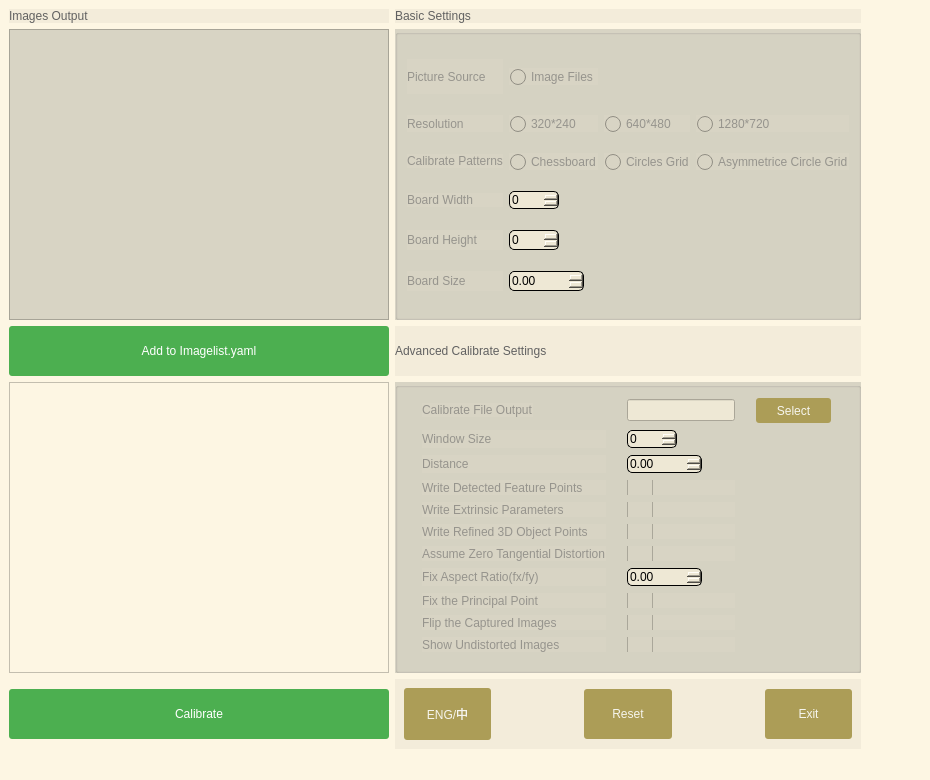
parker-int64/QTCalibrate, file src/mainwindow.ui: the form before one commit.
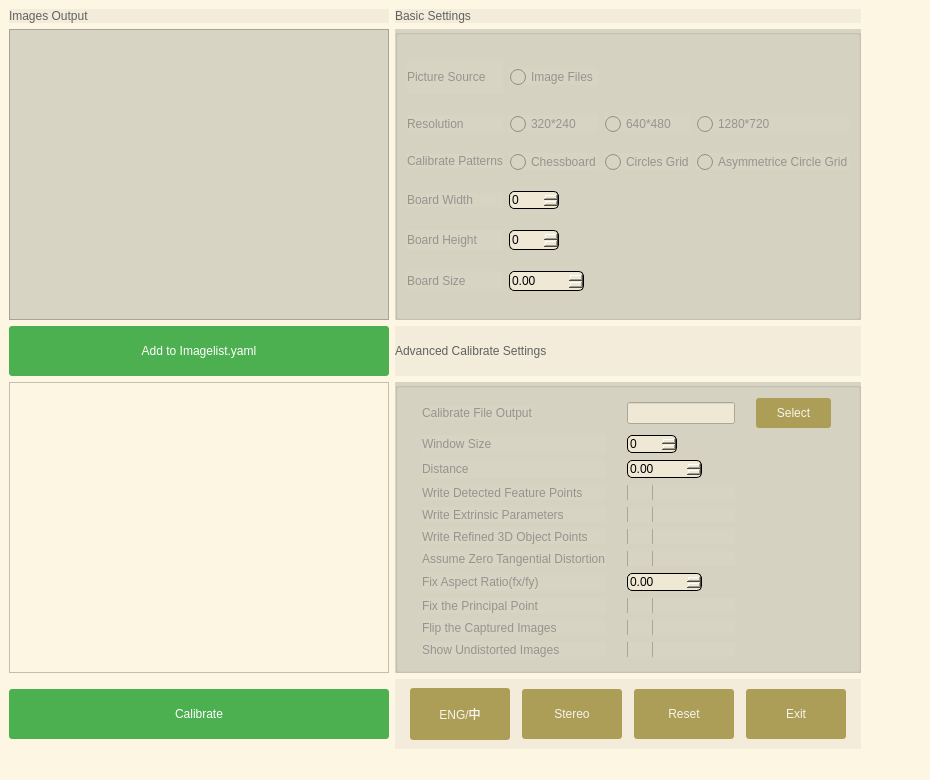
The form after the commit. Icons and pictures are not drawn.

Commit message: Add stereo calibration

What changed in the file:
```diff
--- a/src/mainwindow.ui
+++ b/src/mainwindow.ui
@@ -102,6 +102,12 @@
            <verstretch>0</verstretch>
           </sizepolicy>
          </property>
+         <property name="maximumSize">
+          <size>
+           <width>100</width>
+           <height>16777215</height>
+          </size>
+         </property>
          <property name="styleSheet">
           <string notr="true">QPushButton { 
 	font: 14pt &quot;Microsoft YaHei UI&quot;;
@@ -128,17 +134,43 @@
         </widget>
        </item>
        <item>
-        <spacer name="horizontalSpacer_2">
-         <property name="orientation">
-          <enum>Qt::Horizontal</enum>
+        <widget class="QPushButton" name="pushButton_7">
+         <property name="sizePolicy">
+          <sizepolicy hsizetype="Expanding" vsizetype="Expanding">
+           <horstretch>0</horstretch>
+           <verstretch>0</verstretch>
+          </sizepolicy>
          </property>
-         <property name="sizeHint" stdset="0">
+         <property name="maximumSize">
           <size>
-           <width>40</width>
-           <height>20</height>
+           <width>100</width>
+           <height>50</height>
           </size>
          </property>
-        </spacer>
+         <property name="styleSheet">
+          <string notr="true">QPushButton { 
+	font: 14pt &quot;Microsoft YaHei UI&quot;;
+	border-radius: 3px;
+	background-color: rgb(172, 157, 87);
+	color:rgb(246,245,237); 
+} 
+QPushButton:hover { 
+background-color: rgb(139,126,68); 
+}
+QPushButton:pressed {  
+
+    /* 改变边框风格 */  
+    border-style:inset;  
+
+    /* 使文字有一点移动 */  
+    padding-left:3px;  
+    padding-top:3px;  
+}  </string>
+         </property>
+         <property name="text">
+          <string>Stereo</string>
+         </property>
+        </widget>
        </item>
        <item>
         <widget class="QPushButton" name="pushButton">
@@ -182,19 +214,6 @@
          </property>
         </widget>
        </item>
-       <item>
-        <spacer name="horizontalSpacer_3">
-         <property name="orientation">
-          <enum>Qt::Horizontal</enum>
-         </property>
-         <property name="sizeHint" stdset="0">
-          <size>
-           <width>40</width>
-           <height>20</height>
-          </size>
-         </property>
-        </spacer>
-       </item>
        <item>
         <widget class="QPushButton" name="pushButton_3">
          <property name="sizePolicy">
@@ -1143,7 +1162,7 @@
          <property name="maximumSize">
           <size>
            <width>75</width>
-           <height>25</height>
+           <height>30</height>
           </size>
          </property>
          <property name="cursor">
```
Left out of the diff: 4 changed lines with no effect on the pictures. The commit also changes 186 other files.
